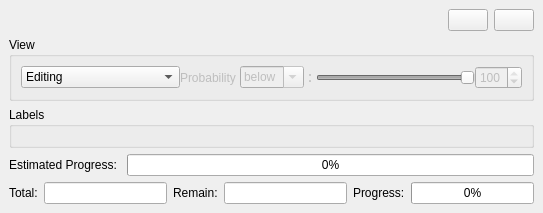
tudelft3d/3D_Urban_Mesh_Annotator, file src/Plugins/Classification/Classification_widget.ui: the form before one commit.
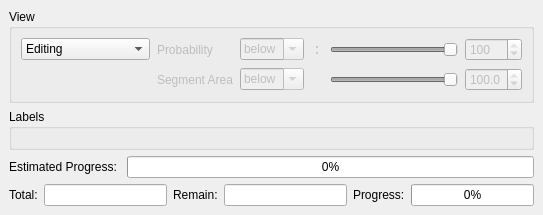
The form after the commit. Icons and pictures are not drawn.

Commit message: Add segment area slider

The edit to the form file:
```diff
--- a/src/Plugins/Classification/Classification_widget.ui
+++ b/src/Plugins/Classification/Classification_widget.ui
@@ -7,7 +7,7 @@
     <x>0</x>
     <y>0</y>
     <width>543</width>
-    <height>232</height>
+    <height>228</height>
    </rect>
   </property>
   <property name="sizePolicy">
@@ -27,45 +27,6 @@
     </sizepolicy>
    </property>
    <layout class="QVBoxLayout" name="verticalLayout_2">
-    <item>
-     <layout class="QHBoxLayout" name="horizontalLayout">
-      <item>
-       <spacer name="horizontalSpacer_2">
-        <property name="orientation">
-         <enum>Qt::Horizontal</enum>
-        </property>
-        <property name="sizeHint" stdset="0">
-         <size>
-          <width>40</width>
-          <height>20</height>
-         </size>
-        </property>
-       </spacer>
-      </item>
-      <item>
-       <widget class="QPushButton" name="help">
-        <property name="text">
-         <string/>
-        </property>
-        <property name="icon">
-         <iconset resource="../../Polyhedron_3.qrc">
-          <normaloff>:/cgal/icons/resources/help_button.png</normaloff>:/cgal/icons/resources/help_button.png</iconset>
-        </property>
-       </widget>
-      </item>
-      <item>
-       <widget class="QPushButton" name="close">
-        <property name="text">
-         <string/>
-        </property>
-        <property name="icon">
-         <iconset resource="../../Polyhedron_3.qrc">
-          <normaloff>:/cgal/icons/check-off.png</normaloff>:/cgal/icons/check-off.png</iconset>
-        </property>
-       </widget>
-      </item>
-     </layout>
-    </item>
     <item>
      <widget class="QGroupBox" name="view">
       <property name="title">
@@ -81,37 +42,43 @@
           <enum>QLayout::SetDefaultConstraint</enum>
          </property>
          <item>
-          <layout class="QHBoxLayout" name="horizontalLayout_4">
-           <property name="spacing">
-            <number>0</number>
-           </property>
-           <item>
-            <widget class="QComboBox" name="display">
+          <layout class="QGridLayout" name="gridLayout">
+           <item row="0" column="2">
+            <widget class="QComboBox" name="ProbSwitcher">
+             <property name="enabled">
+              <bool>false</bool>
+             </property>
              <property name="sizePolicy">
-              <sizepolicy hsizetype="MinimumExpanding" vsizetype="Fixed">
+              <sizepolicy hsizetype="Minimum" vsizetype="Fixed">
                <horstretch>0</horstretch>
                <verstretch>0</verstretch>
               </sizepolicy>
              </property>
+             <property name="editable">
+              <bool>true</bool>
+             </property>
              <property name="currentText">
-              <string>Editing</string>
+              <string>below</string>
              </property>
              <property name="currentIndex">
-              <number>1</number>
+              <number>0</number>
+             </property>
+             <property name="maxVisibleItems">
+              <number>2</number>
              </property>
              <item>
               <property name="text">
-               <string>Real colors</string>
+               <string>below</string>
               </property>
              </item>
              <item>
               <property name="text">
-               <string>Editing</string>
+               <string>above</string>
               </property>
              </item>
             </widget>
            </item>
-           <item>
+           <item row="0" column="1">
             <widget class="QLabel" name="label">
              <property name="enabled">
               <bool>false</bool>
@@ -133,42 +100,33 @@
              </property>
             </widget>
            </item>
-           <item>
-            <widget class="QComboBox" name="ProbSwitcher">
-             <property name="enabled">
-              <bool>false</bool>
-             </property>
+           <item row="0" column="0">
+            <widget class="QComboBox" name="display">
              <property name="sizePolicy">
-              <sizepolicy hsizetype="Minimum" vsizetype="Fixed">
+              <sizepolicy hsizetype="MinimumExpanding" vsizetype="Fixed">
                <horstretch>0</horstretch>
                <verstretch>0</verstretch>
               </sizepolicy>
              </property>
-             <property name="editable">
-              <bool>true</bool>
-             </property>
              <property name="currentText">
-              <string>below</string>
+              <string>Editing</string>
              </property>
              <property name="currentIndex">
-              <number>0</number>
-             </property>
-             <property name="maxVisibleItems">
-              <number>2</number>
+              <number>1</number>
              </property>
              <item>
               <property name="text">
-               <string>below</string>
+               <string>Real colors</string>
               </property>
              </item>
              <item>
               <property name="text">
-               <string>above</string>
+               <string>Editing</string>
               </property>
              </item>
             </widget>
            </item>
-           <item>
+           <item row="0" column="3">
             <widget class="QLabel" name="label_2">
              <property name="enabled">
               <bool>false</bool>
@@ -178,7 +136,29 @@
              </property>
             </widget>
            </item>
-           <item>
+           <item row="0" column="5">
+            <widget class="QSpinBox" name="ProbSpin">
+             <property name="enabled">
+              <bool>false</bool>
+             </property>
+             <property name="sizePolicy">
+              <sizepolicy hsizetype="Minimum" vsizetype="Fixed">
+               <horstretch>0</horstretch>
+               <verstretch>0</verstretch>
+              </sizepolicy>
+             </property>
+             <property name="accelerated">
+              <bool>true</bool>
+             </property>
+             <property name="maximum">
+              <number>100</number>
+             </property>
+             <property name="value">
+              <number>100</number>
+             </property>
+            </widget>
+           </item>
+           <item row="0" column="4">
             <widget class="QSlider" name="ProbSlider">
              <property name="enabled">
               <bool>false</bool>
@@ -209,8 +189,24 @@
              </property>
             </widget>
            </item>
-           <item>
-            <widget class="QSpinBox" name="ProbSpin">
+           <item row="1" column="1">
+            <widget class="QLabel" name="segment_area_label">
+             <property name="enabled">
+              <bool>false</bool>
+             </property>
+             <property name="sizePolicy">
+              <sizepolicy hsizetype="Preferred" vsizetype="Preferred">
+               <horstretch>0</horstretch>
+               <verstretch>0</verstretch>
+              </sizepolicy>
+             </property>
+             <property name="text">
+              <string>Segment Area</string>
+             </property>
+            </widget>
+           </item>
+           <item row="1" column="2">
+            <widget class="QComboBox" name="SegAreaSwitcher">
              <property name="enabled">
               <bool>false</bool>
              </property>
@@ -220,14 +216,62 @@
                <verstretch>0</verstretch>
               </sizepolicy>
              </property>
+             <property name="editable">
+              <bool>true</bool>
+             </property>
+             <item>
+              <property name="text">
+               <string>below</string>
+              </property>
+             </item>
+             <item>
+              <property name="text">
+               <string>above</string>
+              </property>
+             </item>
+            </widget>
+           </item>
+           <item row="1" column="4">
+            <widget class="QSlider" name="SegAreaSlider">
+             <property name="enabled">
+              <bool>false</bool>
+             </property>
+             <property name="maximum">
+              <number>1000</number>
+             </property>
+             <property name="singleStep">
+              <number>1</number>
+             </property>
+             <property name="value">
+              <number>1000</number>
+             </property>
+             <property name="tracking">
+              <bool>false</bool>
+             </property>
+             <property name="orientation">
+              <enum>Qt::Horizontal</enum>
+             </property>
+            </widget>
+           </item>
+           <item row="1" column="5">
+            <widget class="QDoubleSpinBox" name="SegAreadoubleSpinBox">
+             <property name="enabled">
+              <bool>false</bool>
+             </property>
              <property name="accelerated">
               <bool>true</bool>
              </property>
+             <property name="decimals">
+              <number>1</number>
+             </property>
              <property name="maximum">
-              <number>100</number>
+              <double>100.000000000000000</double>
+             </property>
+             <property name="singleStep">
+              <double>0.100000000000000</double>
              </property>
              <property name="value">
-              <number>100</number>
+              <double>100.000000000000000</double>
              </property>
             </widget>
            </item>
```
The commit also changes 7 other files.
